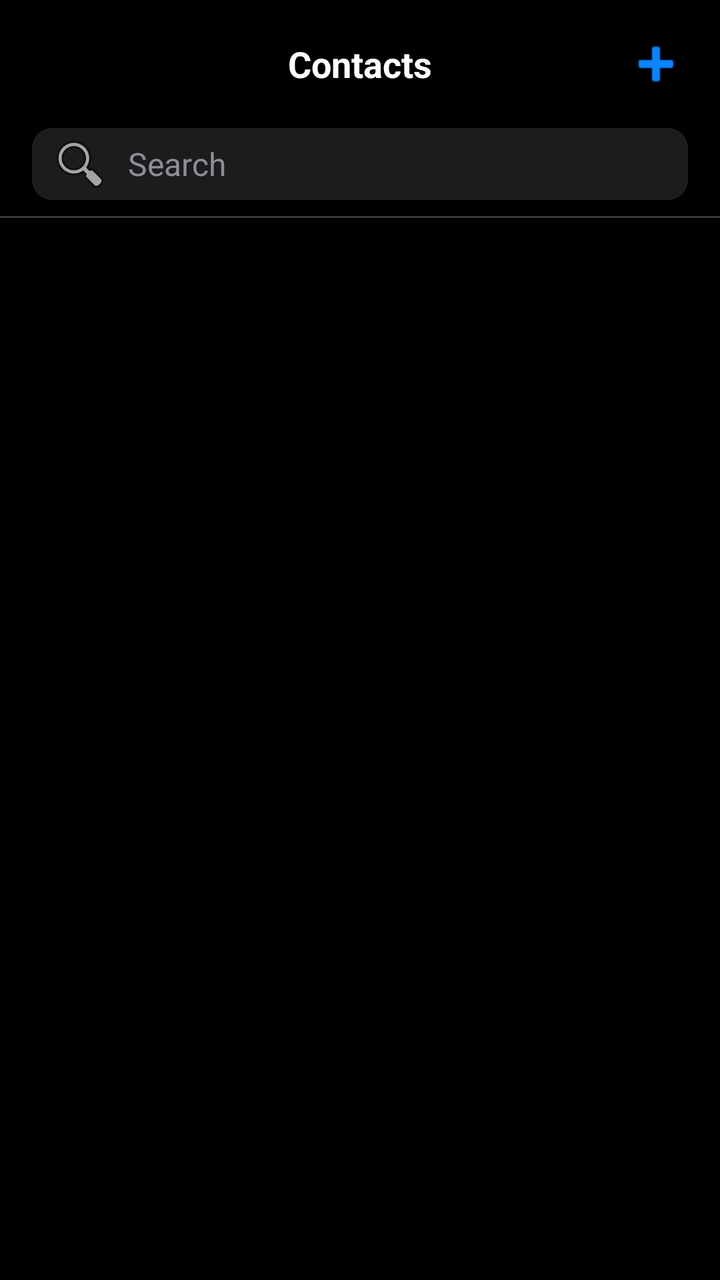
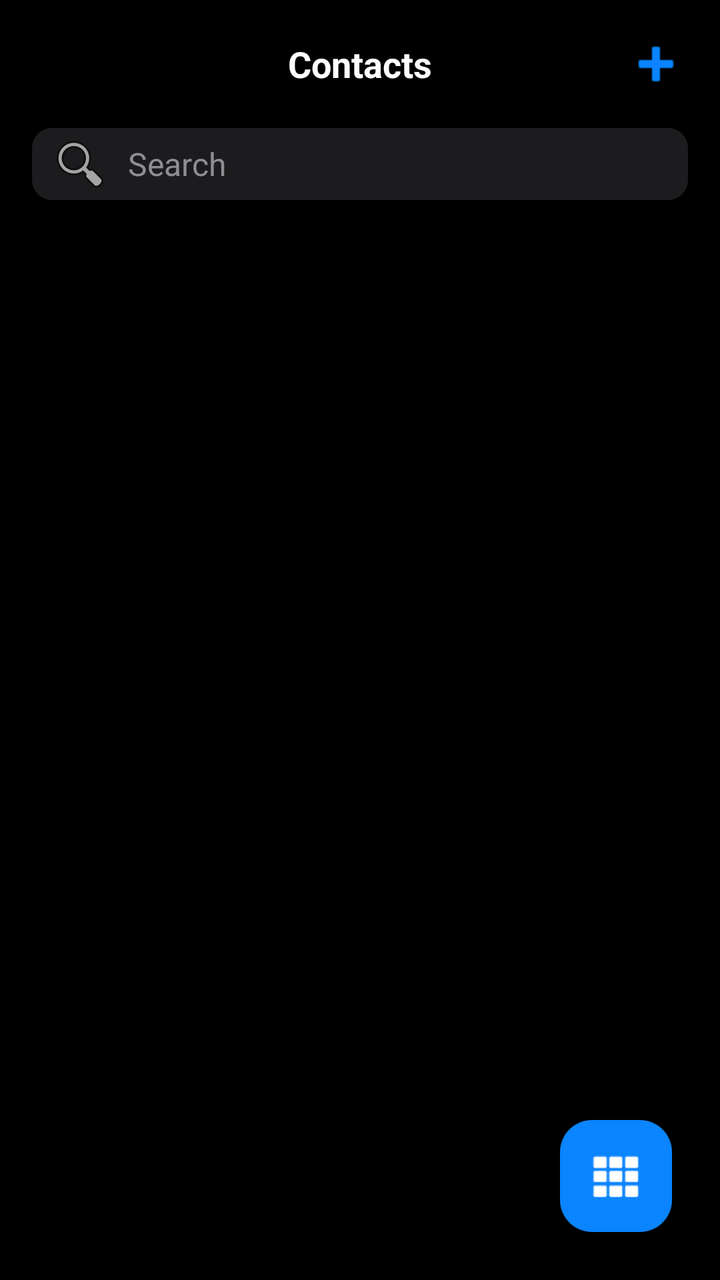

Compare the two renders of this Android layout. The source of the first and the diff that turns it into the second are given below.
<!-- AndroidManifest.xml: application theme Theme.MyContact -->
<!-- res/layout/fragment_contacts.xml -->
<?xml version="1.0" encoding="utf-8"?>
<LinearLayout xmlns:android="http://schemas.android.com/apk/res/android"
    xmlns:app="http://schemas.android.com/apk/res-auto"
    android:layout_width="match_parent"
    android:layout_height="match_parent"
    android:background="#000000"
    android:orientation="vertical">

    <RelativeLayout
        android:layout_width="match_parent"
        android:layout_height="?attr/actionBarSize"
        android:paddingHorizontal="16dp">

        <TextView
            android:layout_width="wrap_content"
            android:layout_height="wrap_content"
            android:layout_centerInParent="true"
            android:text="Contacts"
            android:textColor="#FFFFFF"
            android:textSize="18sp"
            android:textStyle="bold" />

        <ImageButton
            android:id="@+id/btnAddContact"
            android:layout_width="wrap_content"
            android:layout_height="wrap_content"
            android:layout_alignParentEnd="true"
            android:layout_centerVertical="true"
            android:background="?attr/selectableItemBackgroundBorderless"
            android:src="@android:drawable/ic_input_add"
            app:tint="#0A84FF" /> </RelativeLayout>

    <EditText
        android:id="@+id/searchBar"
        android:layout_width="match_parent"
        android:layout_height="36dp"
        android:layout_marginHorizontal="16dp"
        android:layout_marginBottom="8dp"
        android:background="@drawable/search_bg"
        android:drawableStart="@android:drawable/ic_menu_search"
        android:drawablePadding="8dp"
        android:hint="Search"
        android:paddingHorizontal="8dp"
        android:textColor="#FFFFFF"
        android:textColorHint="#8E8E93"
        android:textSize="16sp" />

    <View
        android:layout_width="match_parent"
        android:layout_height="1dp"
        android:background="#38383A" />

    <androidx.recyclerview.widget.RecyclerView
        android:id="@+id/recyclerViewContacts"
        android:layout_width="match_parent"
        android:layout_height="match_parent"
        android:clipToPadding="false"
        android:paddingBottom="80dp" />

</LinearLayout>
<!-- resources referenced by this layout -->
<resources>
  <!-- drawable search_bg (drawable) -->
  <?xml version="1.0" encoding="utf-8"?>
  <shape xmlns:android="http://schemas.android.com/apk/res/android"
      android:shape="rectangle">
  
      <solid android:color="#1C1C1E" />
  
      <corners android:radius="10dp" />
  
  </shape>
  <style name="Theme.MyContact" parent="Theme.Material3.Light.NoActionBar">
          
          <item name="colorPrimary">@color/purple_500</item>
          <item name="colorPrimaryVariant">@color/purple_700</item>
          <item name="colorOnPrimary">@color/white</item>
          
          <item name="colorSecondary">@color/teal_200</item>
          <item name="colorSecondaryVariant">@color/teal_700</item>
          <item name="colorOnSecondary">@color/black</item>
          
          <item name="android:statusBarColor">?attr/colorPrimaryVariant</item>
          
      </style>
  <color name="purple_500">#FF6200EE</color>
  <color name="purple_700">#FF3700B3</color>
  <color name="white">#FFFFFFFF</color>
  <color name="teal_200">#FF03DAC5</color>
  <color name="teal_700">#FF018786</color>
  <color name="black">#FF000000</color>
</resources>

<!-- the commit's change to res/layout/fragment_contacts.xml (unified diff, before → after) -->
@@ -1,60 +1,72 @@
 <?xml version="1.0" encoding="utf-8"?>
-<LinearLayout xmlns:android="http://schemas.android.com/apk/res/android"
+<androidx.coordinatorlayout.widget.CoordinatorLayout
+    xmlns:android="http://schemas.android.com/apk/res/android"
     xmlns:app="http://schemas.android.com/apk/res-auto"
     android:layout_width="match_parent"
     android:layout_height="match_parent"
-    android:background="#000000"
-    android:orientation="vertical">
+    android:background="#000000">
 
-    <RelativeLayout
-        android:layout_width="match_parent"
-        android:layout_height="?attr/actionBarSize"
-        android:paddingHorizontal="16dp">
-
-        <TextView
-            android:layout_width="wrap_content"
-            android:layout_height="wrap_content"
-            android:layout_centerInParent="true"
-            android:text="Contacts"
-            android:textColor="#FFFFFF"
-            android:textSize="18sp"
-            android:textStyle="bold" />
-
-        <ImageButton
-            android:id="@+id/btnAddContact"
-            android:layout_width="wrap_content"
-            android:layout_height="wrap_content"
-            android:layout_alignParentEnd="true"
-            android:layout_centerVertical="true"
-            android:background="?attr/selectableItemBackgroundBorderless"
-            android:src="@android:drawable/ic_input_add"
-            app:tint="#0A84FF" /> </RelativeLayout>
-
-    <EditText
-        android:id="@+id/searchBar"
-        android:layout_width="match_parent"
-        android:layout_height="36dp"
-        android:layout_marginHorizontal="16dp"
-        android:layout_marginBottom="8dp"
-        android:background="@drawable/search_bg"
-        android:drawableStart="@android:drawable/ic_menu_search"
-        android:drawablePadding="8dp"
-        android:hint="Search"
-        android:paddingHorizontal="8dp"
-        android:textColor="#FFFFFF"
-        android:textColorHint="#8E8E93"
-        android:textSize="16sp" />
-
-    <View
-        android:layout_width="match_parent"
-        android:layout_height="1dp"
-        android:background="#38383A" />
-
-    <androidx.recyclerview.widget.RecyclerView
-        android:id="@+id/recyclerViewContacts"
+    <LinearLayout
         android:layout_width="match_parent"
         android:layout_height="match_parent"
-        android:clipToPadding="false"
-        android:paddingBottom="80dp" />
+        android:orientation="vertical">
 
-</LinearLayout>
+        <RelativeLayout
+            android:layout_width="match_parent"
+            android:layout_height="?attr/actionBarSize"
+            android:paddingHorizontal="16dp">
+
+            <TextView
+                android:layout_width="wrap_content"
+                android:layout_height="wrap_content"
+                android:layout_centerInParent="true"
+                android:text="Contacts"
+                android:textColor="#FFFFFF"
+                android:textSize="18sp"
+                android:textStyle="bold" />
+
+            <ImageButton
+                android:id="@+id/btnAddContact"
+                android:layout_width="wrap_content"
+                android:layout_height="wrap_content"
+                android:layout_alignParentEnd="true"
+                android:layout_centerVertical="true"
+                android:background="?attr/selectableItemBackgroundBorderless"
+                android:src="@android:drawable/ic_input_add"
+                app:tint="#0A84FF" />
+        </RelativeLayout>
+
+        <EditText
+            android:id="@+id/searchBar"
+            android:layout_width="match_parent"
+            android:layout_height="36dp"
+            android:layout_marginHorizontal="16dp"
+            android:layout_marginBottom="8dp"
+            android:background="@drawable/search_bg"
+            android:drawableStart="@android:drawable/ic_menu_search"
+            android:drawablePadding="8dp"
+            android:hint="Search"
+            android:paddingHorizontal="8dp"
+            android:textColor="#FFFFFF"
+            android:textColorHint="#8E8E93"
+            android:textSize="16sp" />
+
+        <androidx.recyclerview.widget.RecyclerView
+            android:id="@+id/recyclerViewContacts"
+            android:layout_width="match_parent"
+            android:layout_height="match_parent" />
+
+    </LinearLayout>
+
+    <com.google.android.material.floatingactionbutton.FloatingActionButton
+        android:id="@+id/fabKeypad"
+        android:layout_width="wrap_content"
+        android:layout_height="wrap_content"
+        android:layout_gravity="bottom|end"
+        android:layout_margin="24dp"
+        android:src="@android:drawable/ic_dialog_dialer"
+        app:backgroundTint="#0A84FF"
+        app:tint="@color/white"
+        app:elevation="6dp" />
+
+</androidx.coordinatorlayout.widget.CoordinatorLayout>
<!-- resource entries referenced after the edit -->
@@ -1,5 +1,6 @@
 <!-- resources referenced by this layout -->
 <resources>
+  <color name="white">#FFFFFFFF</color>
   <!-- drawable search_bg (drawable) -->
   <?xml version="1.0" encoding="utf-8"?>
   <shape xmlns:android="http://schemas.android.com/apk/res/android"
@@ -25,7 +26,6 @@
       </style>
   <color name="purple_500">#FF6200EE</color>
   <color name="purple_700">#FF3700B3</color>
-  <color name="white">#FFFFFFFF</color>
   <color name="teal_200">#FF03DAC5</color>
   <color name="teal_700">#FF018786</color>
   <color name="black">#FF000000</color>
